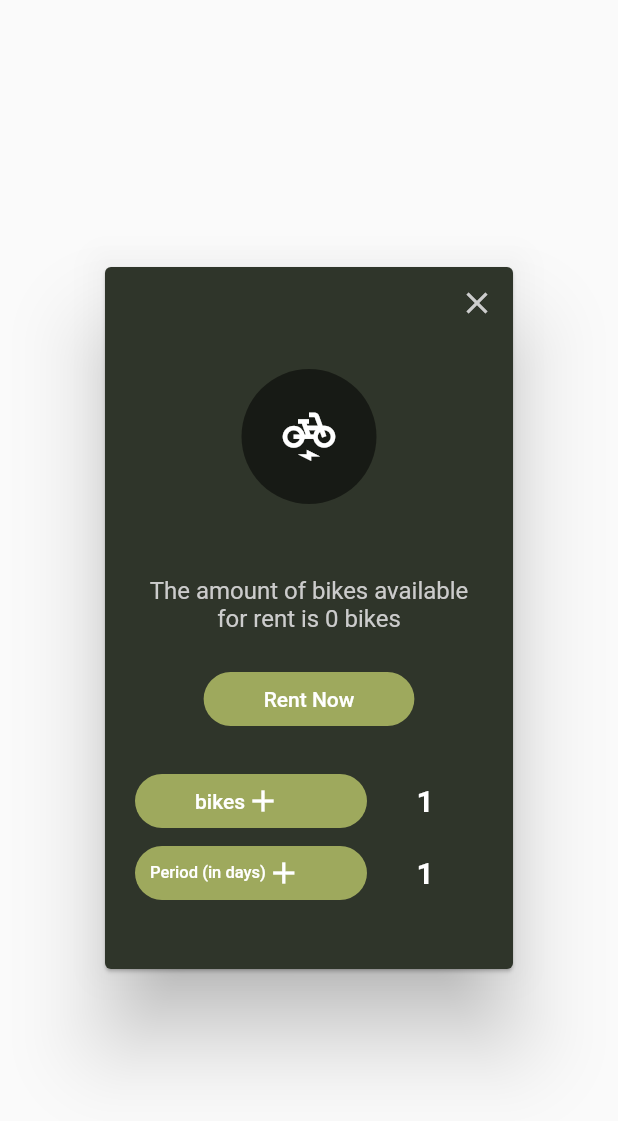
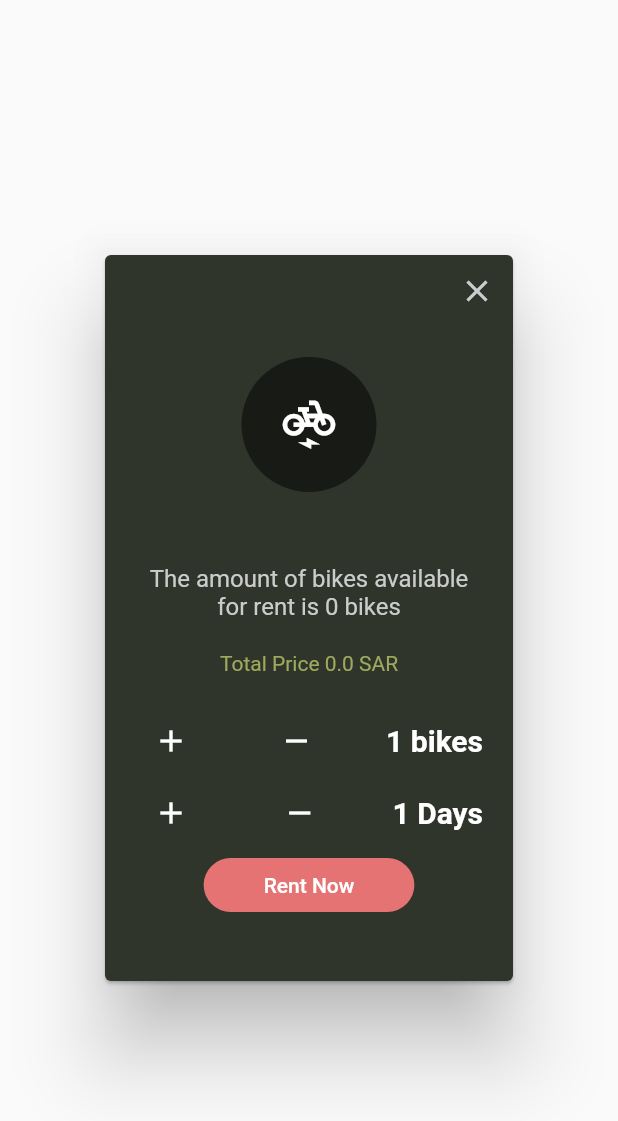
Before and after one commit to MhdHussain/bike-rental-client, a Flutter app: the BikeBookingDialog widget shown alone on an empty page, opened directly with empty values, on a phone screen of 412 x 824 dp. Shown: the top 1121 px of the screen. Run offline on Flutter 3.47's test engine with Material 2 defaults, Android fonts, the phone set to English and light mode, and no system bars; our stand-ins replace auto_route, bloc, dartz, data_connection_checker, dio, flushbar and 8 more; missing offline and left inert: load; accounts and stored records are empty; generated files the repository leaves out were written again; Roboto replaces fonts that are missing (Din23); statements that could not run were skipped.

Commit message:
fixed rental dialog design and translation

```diff
--- a/lang/ar.json
+++ b/lang/ar.json
@@ -8,6 +8,7 @@
   "no_bikes": "نأسف ، لم نستطيع العثور على دراجات قريبة من موقعك !",
   "tap_to_retry": "إضغط هنا لإعادة المحاولة",
   "sar_per_day": " ريال / اليوم",
+  "sar": "ريال",
   "login": "تسجيل الدخول",
   "signup": "التسجيل",
   "email": "البريد الإلكتروني",
@@ -25,5 +26,6 @@
   "email_already_used": "يوجد حساب مسجل بالبريد المدخل ، فضلا قم بتسجيل الدخول او استخدم بريد الكتروني اخر للتسجيل",
   "available_bikes": "عددالدراجات المتاحة للتأجير هو ",
   "bikes": "دراجات",
-  "period_in_days": "المدة (بالأيام)"
+  "days": "أيام",
+  "total_price": "إجمالي المبلغ"
 }
--- a/lang/en.json
+++ b/lang/en.json
@@ -8,6 +8,7 @@
   "no_bikes": "Sorry , We could not find any bikes near your location !",
   "tap_to_retry": "Tap to retry",
   "sar_per_day": " SAR / Day",
+  "sar": "SAR",
   "login": "Log In",
   "signup": "Sign Up",
   "email": "Email",
@@ -29,5 +30,6 @@
   "email_already_used": "There is an account already associated with the email you entered \nPlease sign in or use another email to signup",
   "available_bikes": "The amount of bikes available for rent is ",
   "bikes": "bikes",
-  "period_in_days": "Period (in days)"
+  "days": "Days",
+  "total_price": "Total Price"
 }
--- a/lib/widgets/bike_booking_dialog.dart
+++ b/lib/widgets/bike_booking_dialog.dart
@@ -19,6 +19,15 @@ class BikeBookingDialog extends StatefulWidget {
 class BikeBookingDialogState extends State<BikeBookingDialog> {
   int bikeCount = 1;
   int dayCount = 1;
+  double totalPrice = 0.0;
+  double unitPrice = 0.0;
+
+  @override
+  void initState() {
+    totalPrice = double.parse(widget.bike.price);
+    unitPrice = double.parse(widget.bike.price);
+    super.initState();
+  }
 
   @override
   Widget build(BuildContext context) {
@@ -80,6 +89,134 @@ class BikeBookingDialogState extends State<BikeBookingDialog> {
                         style: CustomText.subhead(context)
                             .copyWith(color: ThemeColors.grey_20)),
                     Container(height: 20),
+                    Text(
+                      translator.translate('total_price') +
+                          " " +
+                          totalPrice.toString() + " " + translator.translate('sar'),
+                      style: TextStyle(color: ThemeColors.primaryLight),
+                    ),
+                    Container(height: 20),
+                    Row(
+                      children: <Widget>[
+                        Expanded(
+                          flex: 5,
+                          child: Row(
+                            mainAxisAlignment: MainAxisAlignment.spaceBetween,
+                            children: <Widget>[
+                              //  Text(translator.translate('bikes'),
+                              //           style: TextStyle(color: Colors.white)),
+                              IconButton(
+                                padding: EdgeInsets.symmetric(
+                                    vertical: 0, horizontal: 10),
+
+                                icon:
+                                    Icon(
+                                      Icons.add,
+                                      color: Colors.white,
+                                    ),
+
+
+
+                                onPressed: () {
+                                  if (bikeCount < widget.bike.quantity) {
+                                    setState(() {
+                                      bikeCount = bikeCount + 1;
+                                      totalPrice =
+                                          bikeCount  * dayCount * unitPrice;
+                                    });
+                                  }
+                                },
+                              ),
+                                IconButton(
+                                padding: EdgeInsets.symmetric(
+                                    vertical: 0, horizontal: 10),
+
+                                icon:
+                                    Icon(
+                                      Icons.remove,
+                                      color: Colors.white,
+                                    ),
+
+
+
+                                onPressed: () {
+                                  if (bikeCount < widget.bike.quantity) {
+                                    if(bikeCount > 1){
+                                      setState(() {
+                                      bikeCount = bikeCount - 1;
+                                      totalPrice =
+                                          bikeCount  * dayCount * unitPrice;
+                                    });
+                                    }
+                                  }
+                                },
+                              ),
+                              Text(bikeCount.toString() + " " + translator.translate('bikes'),
+                                  style: CustomText.title(context).copyWith(
+                                      color: Colors.white,
+                                      fontWeight: FontWeight.bold)),
+                            ],
+                          ),
+                        ),
+
+                      ],
+                    ),
+                    Row(
+                      children: <Widget>[
+                        Expanded(
+                          flex: 5,
+                          child: Row(
+                            mainAxisAlignment: MainAxisAlignment.spaceBetween,
+                            children: <Widget>[
+                              // Text(translator.translate('period_in_days'),
+                              //     style: TextStyle(color: Colors.white)),
+                              IconButton(
+                                padding: EdgeInsets.symmetric(
+                                    vertical: 0, horizontal: 10),
+                                // shape: RoundedRectangleBorder(
+                                //     borderRadius:
+                                //         new BorderRadius.circular(18.0)),
+                                icon: Icon(Icons.add, color: Colors.white),
+
+                                // color: ThemeColors.primaryLight,
+                                onPressed: () {
+                                  setState(() {
+                                    dayCount = dayCount + 1;
+                                    totalPrice =
+                                        bikeCount * totalPrice * dayCount;
+                                  });
+                                },
+                              ),
+                              IconButton(
+                                padding: EdgeInsets.symmetric(
+                                    vertical: 0, horizontal: 10),
+                                // shape: RoundedRectangleBorder(
+                                //     borderRadius:
+                                //         new BorderRadius.circular(18.0)),
+                                icon: Icon(Icons.remove, color: Colors.white),
+
+                                // color: ThemeColors.primaryLight,
+                                onPressed: () {
+                                  setState(() {
+                                    if (dayCount > 1) {
+                                      dayCount = dayCount - 1;
+                                      totalPrice = bikeCount *
+                                          dayCount *
+                                          unitPrice;
+                                    }
+                                  });
+                                },
+                              ),
+                              Text(dayCount.toString() + " " + translator.translate('days'),
+                                  style: CustomText.title(context).copyWith(
+                                      color: Colors.white,
+                                      fontWeight: FontWeight.bold)),
+                            ],
+                          ),
+                        ),
+
+                      ],
+                    ),
                     FlatButton(
                       padding:
                           EdgeInsets.symmetric(vertical: 0, horizontal: 40),
@@ -89,103 +226,10 @@ class BikeBookingDialogState extends State<BikeBookingDialog> {
                         translator.translate('book_now'),
                         style: TextStyle(color: Colors.white),
                       ),
-                      color: ThemeColors.primaryLight,
+                      color: Colors.red[300],
                       onPressed: () {
                         // Toast.show("FOLLOW clicked", context);
                       },
-                    ),
-                    Container(height: 20),
-                    Row(
-                      children: <Widget>[
-                        Expanded(
-                          flex: 2,
-                          child: Column(
-                            children: <Widget>[
-                              FlatButton(
-                                padding: EdgeInsets.symmetric(
-                                    vertical: 0, horizontal: 40),
-                                shape: RoundedRectangleBorder(
-                                    borderRadius:
-                                        new BorderRadius.circular(18.0)),
-                                child: Row(
-                                  children: [
-                                    Text(translator.translate('bikes') , style: TextStyle(color: Colors.white)),
-                                    Icon(Icons.add , color: Colors.white,)
-                                  ],
-                                ),
-                                color: ThemeColors.primaryLight,
-                                onPressed: () {
-                                  if (bikeCount < widget.bike.quantity) {
-                                    setState(() {
-                                      bikeCount = bikeCount + 1;
-                                    });
-                                  }
-                                },
-                              ),
-                            ],
-                          ),
-                        ),
-                        Expanded(
-                          flex: 1,
-                          child: Column(
-                            children: <Widget>[
-                              Text(bikeCount.toString(),
-                                  style: CustomText.title(context).copyWith(
-                                      color: Colors.white,
-                                      fontWeight: FontWeight.bold)),
-                              // Container(height: 5),
-                              // Text("Following", style: MyText.medium(context).copyWith(color: MyColors.grey_20))
-                            ],
-                          ),
-                        ),
-
-                      ],
-                    ),
-                    Row(
-                      children: <Widget>[
-                         Expanded(
-                          flex: 2,
-                          child: Column(
-                            children: <Widget>[
-                              FlatButton(
-
-                                padding: EdgeInsets.symmetric(
-                                    vertical: 0, horizontal: 10),
-                                shape: RoundedRectangleBorder(
-                                    borderRadius:
-                                        new BorderRadius.circular(18.0)),
-                                child: Row(children: [
-                                  Text(translator.translate('period_in_days') ,
-                                  style: TextStyle(fontSize: 11 , color: Colors.white), ),
-                                  Icon(Icons.add , color: Colors.white)
-                                ],),
-                                color: ThemeColors.primaryLight,
-                                onPressed: () {
-
-                                    setState(() {
-                                      dayCount = dayCount + 1;
-                                    });
-
-                                },
-                              ),
-                            ],
-                          ),
-                        ),
-                        Expanded(
-                          flex: 1,
-                          child: Column(
-                            children: <Widget>[
-                              Text(dayCount.toString(),
-                                  style: CustomText.title(context).copyWith(
-                                      color: Colors.white,
-                                      fontWeight: FontWeight.bold)),
-                              // Container(height: 5),
-                              // Text("Following", style: MyText.medium(context).copyWith(color: MyColors.grey_20))
-                            ],
-                          ),
-                        ),
-
-                      ],
                     ),
                   ],
                 ),
```
